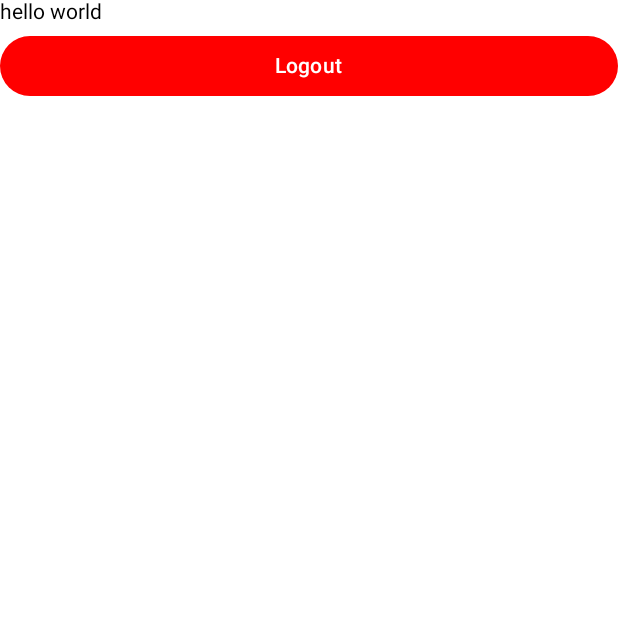
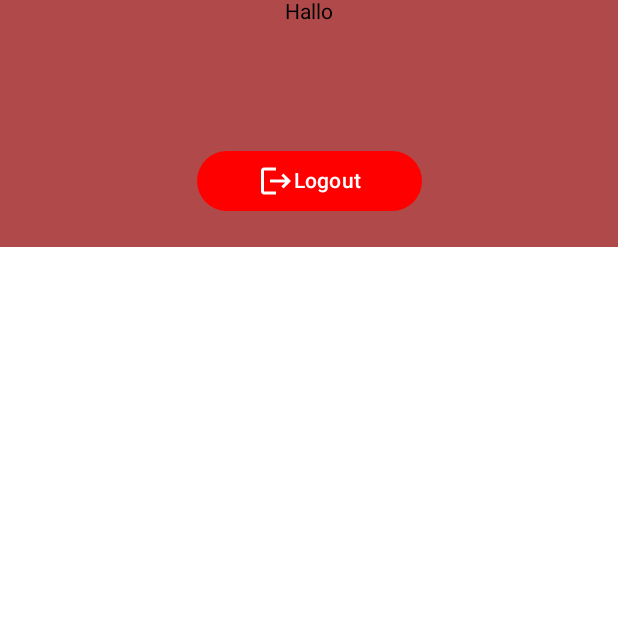
Before and after one commit to ahmadfaqih796/kotlin-mobile, an Android app built with Jetpack Compose: the MainActivity screen opened directly, with no data from a screen before it, on a phone screen of 412 x 824 dp, the top half of it. Run offline under Robolectric (Android 15) with nearby library versions, the phone set to English and light mode, and no system bars.

Commit message:
Custom Button

```diff
--- a/app/src/main/java/com/project/latihan/controller/AuthController.kt
+++ b/app/src/main/java/com/project/latihan/controller/AuthController.kt
@@ -19,6 +19,7 @@ class AuthController(
             val response = authClient.login(email, password, "local")
             if (response.isSuccessful) {
                 val userResponse = response.body()
+                Log.d("ssssssssss", response.body().toString())
                 userResponse?.let {
                     userPreferencesDataStore.saveUserToken(it.accessToken)
                     return it
@@ -33,5 +34,6 @@ class AuthController(
             throw Exception(e.message)
         }
     }
+
     val userToken = userPreferencesDataStore.userToken
 }
--- a/app/src/main/java/com/project/latihan/model/datastore/UserPreferencesDataStore.kt
+++ b/app/src/main/java/com/project/latihan/model/datastore/UserPreferencesDataStore.kt
@@ -2,6 +2,7 @@ package com.project.latihan.model.datastore
 
 import android.content.Context
 import androidx.datastore.preferences.core.edit
+import androidx.datastore.preferences.core.stringPreferencesKey
 import androidx.datastore.preferences.preferencesDataStore
 import kotlinx.coroutines.flow.Flow
 import kotlinx.coroutines.flow.map
--- a/app/src/main/java/com/project/latihan/ui/components/button/CustomButton.kt
+++ b/app/src/main/java/com/project/latihan/ui/components/button/CustomButton.kt
@@ -24,15 +24,18 @@ fun CustomButton(
     modifier: Modifier = Modifier,
     enabled: Boolean = true,
     colors: ButtonColors = ButtonDefaults.buttonColors(),
-    contentColor: Color = Color.White, // Parameter to customize text color
-    backgroundColor: Color = Color.Red, // Parameter to customize background color
+    contentColor: Color = Color.White,
+    backgroundColor: Color = Color.Red,
     icon: @Composable (() -> Unit)? = null
 ) {
     Button(
         onClick = onClick,
         modifier = modifier
-            .fillMaxWidth()
-            .padding(0.dp, 20.dp),
+            .then(
+                Modifier
+                    .fillMaxWidth()
+                    .padding(0.dp, 20.dp)
+            ),
         enabled = enabled,
         colors = ButtonDefaults.buttonColors(
             contentColor = contentColor,
@@ -41,11 +44,13 @@ fun CustomButton(
     ) {
         if (icon != null) {
             Row(
+                modifier = Modifier.fillMaxWidth(),
                 verticalAlignment = Alignment.CenterVertically,
                 horizontalArrangement = Arrangement.Center
             ) {
                 icon()
-                Spacer(modifier = Modifier.width(8.dp))
+
+                Text(text = label)
             }
         } else {
             Text(text = label)
--- a/app/src/main/java/com/project/latihan/view/layer/MainActivity.kt
+++ b/app/src/main/java/com/project/latihan/view/layer/MainActivity.kt
@@ -2,10 +2,26 @@ package com.project.latihan.view.layer
 
 import android.content.Intent
 import android.os.Bundle
+import android.util.Log
 import androidx.activity.ComponentActivity
 import androidx.activity.compose.setContent
+import androidx.compose.foundation.background
+import androidx.compose.foundation.layout.Arrangement
+import androidx.compose.foundation.layout.Column
+import androidx.compose.foundation.layout.fillMaxSize
+import androidx.compose.foundation.layout.fillMaxWidth
+import androidx.compose.foundation.layout.padding
+import androidx.compose.foundation.layout.width
+import androidx.compose.material.icons.Icons
+import androidx.compose.material.icons.filled.Logout
+import androidx.compose.material3.Button
 import androidx.compose.material3.ExperimentalMaterial3Api
+import androidx.compose.material3.Icon
 import androidx.compose.material3.Text
+import androidx.compose.ui.Alignment
+import androidx.compose.ui.Modifier
+import androidx.compose.ui.graphics.Color
+import androidx.compose.ui.unit.dp
 import androidx.lifecycle.lifecycleScope
 import com.project.latihan.model.datastore.UserPreferencesDataStore
 import com.project.latihan.ui.components.button.CustomButton
@@ -22,16 +38,53 @@ class MainActivity : ComponentActivity() {
 
         // Initialize UserPreferencesDataStore
         userPreferencesDataStore = UserPreferencesDataStore(applicationContext)
+        Log.d("ssssssss", "xsxsxsx")
 
         setContent {
             SimpleLayout {
-                Text(text = "hello world")
-                CustomButton(
-                    onClick = {
-                        performLogout()
-                    },
-                    label = "Logout"
-                )
+                Column(
+                    modifier = Modifier
+                        .fillMaxSize(),
+                    verticalArrangement = Arrangement.Center,
+                    horizontalAlignment = Alignment.CenterHorizontally
+                ) {
+                    Column(
+                        modifier = Modifier
+                            .fillMaxWidth()
+                            .weight(0.2f)
+                            .background(Color(0xFFB04A4A)),
+                        verticalArrangement = Arrangement.SpaceBetween,
+                        horizontalAlignment = Alignment.CenterHorizontally
+                    ) {
+                        Text(
+                            text = "Hallo"
+                        )
+                        CustomButton(
+                            modifier = Modifier
+                                .width(150.dp),
+                            onClick = {
+                                performLogout()
+                            },
+                            label = "Logout",
+                            icon = {
+                                Icon(
+                                    imageVector = Icons.Default.Logout,
+                                    contentDescription = "Logout Icon"
+                                )
+                            }
+                        )
+                    }
+
+                    Column(
+                        modifier = Modifier
+                            .fillMaxWidth()
+                            .weight(0.8f),
+                        verticalArrangement = Arrangement.SpaceBetween
+                    ) {
+
+                    }
+                }
+
             }
         }
     }
```
